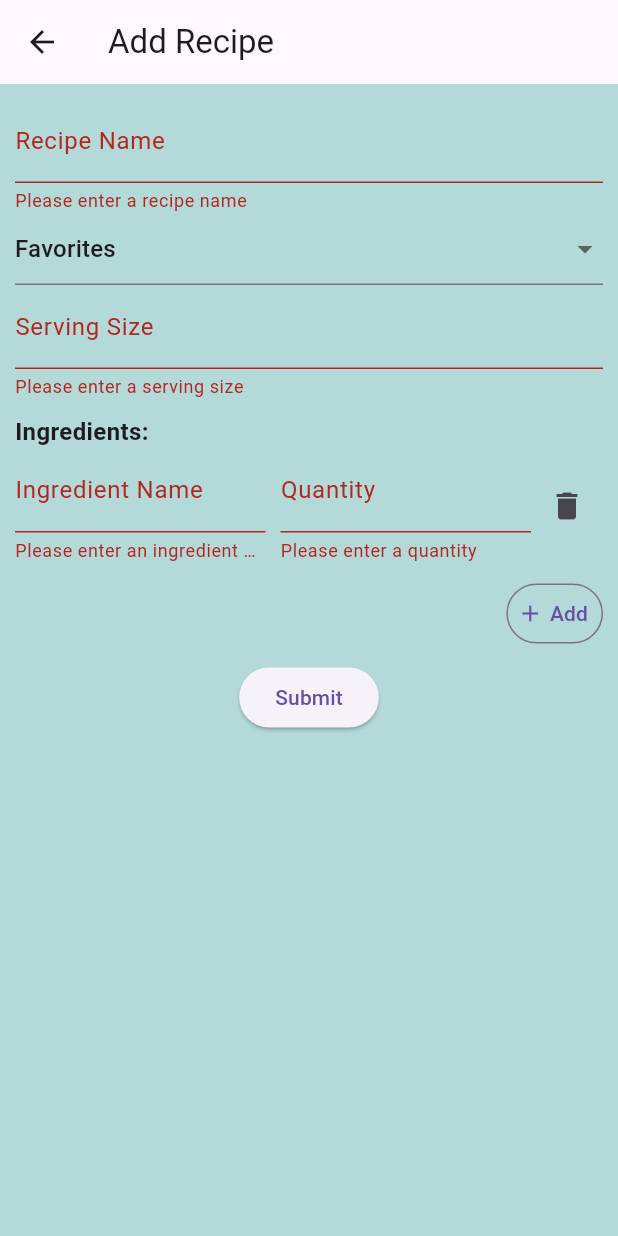
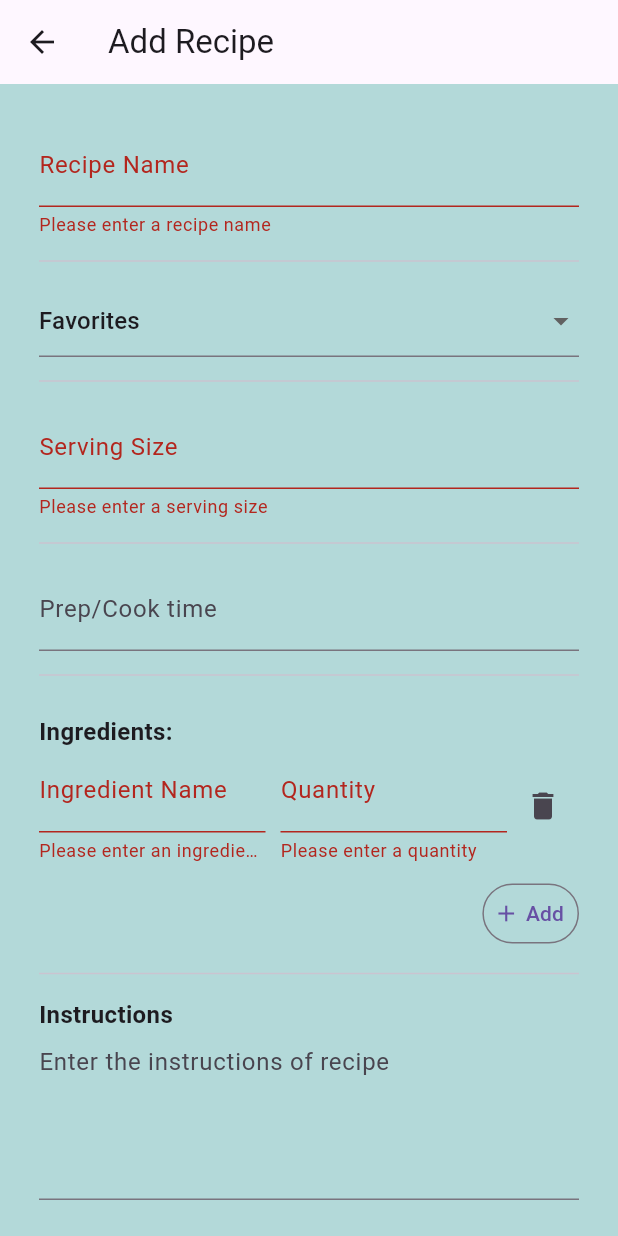
Before and after one commit to darlynvp/recipe-organizer, a Flutter app: the screen it shows after launch, item 2 of the bottom bar chosen, after a tap on "Submit", on a phone screen of 412 x 824 dp. Run offline on Flutter 3.47's test engine with Material 3 defaults, Android fonts, the light colour scheme and no system bars; network calls fail; Roboto replaces fonts that are missing (SF Pro).

Commit message:
updated add new recipe form and submit new recipe button

```diff
--- /dev/null
+++ b/devtools_options.yaml
@@ -0,0 +1,3 @@
+description: This file stores settings for Dart & Flutter DevTools.
+documentation: https://docs.flutter.dev/tools/devtools/extensions#configure-extension-enablement-states
+extensions:
--- a/lib/add_recipe_form.dart
+++ b/lib/add_recipe_form.dart
@@ -1,5 +1,8 @@
 import 'package:flutter/material.dart';
 import 'package:flutter/services.dart';
+import 'package:provider/provider.dart';
+import 'package:recipeorganizer/recipe.dart';
+import 'package:recipeorganizer/recipe_manager.dart';
 
 import 'data.dart';
 
@@ -12,6 +15,12 @@ class AddRecipeForm extends StatefulWidget {
 }
 
 class _AddRecipeFormState extends State<AddRecipeForm> {
+
+  final TextEditingController nameC = TextEditingController();
+  final TextEditingController servingsC = TextEditingController();
+  final TextEditingController cookTimeC = TextEditingController();
+  final TextEditingController instructionsC = TextEditingController();
+
 
   final _formKey = GlobalKey<FormState>();
   String? _selectedValue = chips[0];
@@ -28,8 +37,10 @@ class _AddRecipeFormState extends State<AddRecipeForm> {
           child: Form(
             key: _formKey,
             child: Column(
+              crossAxisAlignment: CrossAxisAlignment.start,
               children: [
-                TextFormField(                  // Recipe name input
+                TextFormField(
+                  controller: nameC,                // Recipe name input
                   decoration: const InputDecoration(
                     labelText: 'Recipe Name',
                   ),
@@ -40,6 +51,7 @@ class _AddRecipeFormState extends State<AddRecipeForm> {
                     return null;
                   },
                 ),
+                Divider(height: 32),
                 DropdownButtonFormField(        // Category selection
                   initialValue: _selectedValue,
                   items: chips.map((option) => DropdownMenuItem(
@@ -52,7 +64,9 @@ class _AddRecipeFormState extends State<AddRecipeForm> {
                     });
                   },
                 ),
-                TextFormField(                // Serving size input
+                Divider(height: 32),
+                TextFormField(
+                  controller: servingsC,             // Serving size input
                   decoration: const InputDecoration(
                     labelText: 'Serving Size',
                   ),
@@ -67,6 +81,14 @@ class _AddRecipeFormState extends State<AddRecipeForm> {
                     return null;
                   },
                 ),
+                Divider(height: 32),
+                TextFormField(
+                  controller: cookTimeC,
+                  decoration: const InputDecoration(
+                    labelText: 'Prep/Cook time'
+                  ),
+                ),
+                Divider(height: 32),
                 Container(
                   child: Padding(
                     padding: const EdgeInsets.fromLTRB(0, 10.0, 0, 0),
@@ -119,12 +141,39 @@ class _AddRecipeFormState extends State<AddRecipeForm> {
                     ),
                   ),
                 ),
+                Divider(height: 32),
+                const Text(
+                  'Instructions',
+                  style: TextStyle(
+                  fontSize: 16,
+                  fontWeight: FontWeight.bold,
+                  ),
+                ),
+                  TextFormField(
+                    controller: instructionsC,
+                    decoration: const InputDecoration(
+                      hintText: 'Enter the instructions of recipe',
+                    ),
+                    maxLines: 4,
+                  ),
+                  SizedBox(height: 24),
+
                 Padding(
                   padding: const EdgeInsets.all(8.0),
                   child: ElevatedButton(
                     onPressed: () {
                       if (_formKey.currentState!.validate()) {
                         // Process data
+                        final newRecipe = Recipe(
+                          name: nameC.text,
+                          type: _selectedValue ?? '',
+                          servings: servingsC.text,
+                          cookTime: cookTimeC.text,
+                          ingredients: ingredients,
+                          instructions: instructionsC.text,
+                        );
+                        Provider.of<RecipeManager>(context, listen:false).addRecipe(newRecipe);
+                        Navigator.pop(context);
                       }
                     },
                     child: const Text('Submit'),
@@ -138,18 +187,46 @@ class _AddRecipeFormState extends State<AddRecipeForm> {
     );
   }
 
+@override
+void dispose(){
+  nameC.dispose();
+  servingsC.dispose();
+  cookTimeC.dispose();
+  instructionsC.dispose();
+  super.dispose();
 }
 
+}
+
+
+
 class IngredientInput extends StatefulWidget {
-  const IngredientInput({Key? key, required this.ingredient, required this.onDelete}) : super(key: key);
   final Ingredient ingredient;
   final VoidCallback onDelete;
+  const IngredientInput({Key? key, required this.ingredient, required this.onDelete}) : super(key: key);
 
   @override
   State<IngredientInput> createState() => _IngredientInputState();
 }
 
 class _IngredientInputState extends State<IngredientInput> {
+  late TextEditingController nameController;
+  late TextEditingController quantityController;
+
+  @override
+  void initState(){
+    super.initState();
+    nameController = TextEditingController(text: widget.ingredient.name);
+    quantityController = TextEditingController(text:widget.ingredient.quantity);
+  }
+
+  @override
+  void dispose(){
+    nameController.dispose();
+    quantityController.dispose();
+    super.dispose();
+  }
+
 
   @override
   Widget build(BuildContext context) {
@@ -157,6 +234,7 @@ class _IngredientInputState extends State<IngredientInput> {
       children: [
         Expanded(
           child: TextFormField(
+            controller: nameController,
             decoration: const InputDecoration(
               labelText: 'Ingredient Name',
             ),
@@ -166,11 +244,13 @@ class _IngredientInputState extends State<IngredientInput> {
               }
               return null;
             },
+            onChanged: (value) => widget.ingredient.name = value,
           ),
         ),
         const SizedBox(width: 10),
         Expanded(
           child: TextFormField(
+            controller: quantityController,
             decoration: const InputDecoration(
               labelText: 'Quantity',
             ),
@@ -180,6 +260,7 @@ class _IngredientInputState extends State<IngredientInput> {
               }
               return null;
             },
+            onChanged: (value) => widget.ingredient.quantity = value,
           ),
         ),
         IconButton(onPressed: widget.onDelete, icon: Icon(Icons.delete))
@@ -187,10 +268,3 @@ class _IngredientInputState extends State<IngredientInput> {
     );
   }
 }
-
-class Ingredient {
-  String name;
-  String quantity;
-
-  Ingredient({required this.name, required this.quantity});
-}
--- a/lib/add_recipe_page.dart
+++ b/lib/add_recipe_page.dart
@@ -15,7 +15,8 @@ class _AddRecipePageState extends State<AddRecipePage> {
       appBar: AppBar(
         title: const Text('Add Recipe'),
       ),
-      body: const Center(
+      body: Padding(
+        padding: const EdgeInsets.all(16.0),
         child: AddRecipeForm(),
       ),
     );
--- a/lib/main.dart
+++ b/lib/main.dart
@@ -1,8 +1,15 @@
 import 'package:flutter/material.dart';
+import 'package:provider/provider.dart';
 import 'package:recipeorganizer/main_page.dart';
+import 'package:recipeorganizer/recipe_manager.dart';
 
 void main() {
-  runApp(const RecipeApp());
+  runApp(
+    ChangeNotifierProvider(
+      create: (_) => RecipeManager(),
+      child: RecipeApp()
+      ),
+  );
 }
 
 class RecipeApp extends StatelessWidget {
--- a/lib/main_page.dart
+++ b/lib/main_page.dart
@@ -1,11 +1,9 @@
 import 'package:flutter/material.dart';
+import 'package:provider/provider.dart';
+import 'package:recipeorganizer/recipe_manager.dart';
 
 import 'add_recipe_page.dart';
 import 'data.dart';
-
-//run with workspace
-//run with simulator
-//terminal: open -a Simulator then flutter run
 
 class MainPage extends StatefulWidget {
   const MainPage({Key? key}) : super(key: key);
@@ -141,7 +139,9 @@ class _MainPageState extends State<MainPage> {
           style: BorderStyle.solid,
         ),
         image: const DecorationImage(
-          image: NetworkImage('https://img.freepik.com/free-vector/cartoon-style-recipe-note-with-ingredients_52683-79718.jpg?semt=ais_hybrid&w=740&q=80'),
+          image: NetworkImage(
+            'https://img.freepik.com/free-vector/cartoon-style-recipe-note-with-ingredients_52683-79718.jpg?semt=ais_hybrid&w=740&q=80',
+          ),
           fit: BoxFit.cover,
         ),
       ),
@@ -189,11 +189,13 @@ class _MainPageState extends State<MainPage> {
   Widget _buildRecipeGrid() {
     return SizedBox(
       height: 200,
-      child: ListView.builder(
+      child: Consumer<RecipeManager>(
+        builder: (context, manager, child) {
+          return ListView.builder(
             scrollDirection: Axis.horizontal,
-        itemCount: recipes.length,
+            itemCount: manager.recipes.length,
             itemBuilder: (context, index) {
-          final recipe = recipes[index];
+              final recipe = manager.recipes[index];
               return Container(
                 width: 140,
                 margin: const EdgeInsets.only(right: 12),
@@ -204,15 +206,13 @@ class _MainPageState extends State<MainPage> {
                       height: 140,
                       decoration: BoxDecoration(
                         borderRadius: BorderRadius.circular(12),
-                    image: DecorationImage(
-                      image: NetworkImage(recipe['image']!),
-                      fit: BoxFit.cover,
+                        color: Colors.grey[200],
                       ),
-                  ),
+                      child: Center(child: Text(recipe.name)),
                     ),
                     const SizedBox(height: 8),
                     Text(
-                  recipe['category']!,
+                      recipe.type,
                       style: const TextStyle(
                         fontSize: 12,
                         color: Color(0xFF626C71),
@@ -220,7 +220,7 @@ class _MainPageState extends State<MainPage> {
                     ),
                     const SizedBox(height: 4),
                     Text(
-                  recipe['name']!,
+                      recipe.name,
                       style: const TextStyle(
                         fontSize: 14,
                         fontWeight: FontWeight.w600,
@@ -231,6 +231,8 @@ class _MainPageState extends State<MainPage> {
                 ),
               );
             },
+          );
+        },
       ),
     );
   }
@@ -239,7 +241,7 @@ class _MainPageState extends State<MainPage> {
     return Container(
       height: 80,
       decoration: BoxDecoration(
-        color: Color(0xFF21808D),
+        color: const Color(0xFF21808D),
         border: Border(
           top: BorderSide(color: Colors.grey.withOpacity(0.2)),
         ),
@@ -247,25 +249,32 @@ class _MainPageState extends State<MainPage> {
       child: Row(
         mainAxisAlignment: MainAxisAlignment.spaceAround,
         children: [
-          _buildNavItem(Icons.home, const MainPage(), 0),
-          _buildNavItem(Icons.add_circle_outline, const AddRecipePage(), 1),
-          _buildNavItem(Icons.person_outline, const MainPage(), 2),
+          _buildNavItem(Icons.home, 0),
+          _buildNavItem(Icons.add_circle_outline, 1),
+          _buildNavItem(Icons.person_outline, 2),
         ],
       ),
     );
   }
 
-  Widget _buildNavItem(IconData icon, Widget page, int index) {
+  Widget _buildNavItem(IconData icon, int index) {
     final isSelected = _selectedNav == index;
+
     return GestureDetector(
       onTap: () {
-        Navigator.push(context, MaterialPageRoute(builder: (context) => page));
-
+        if (index == 1) {
+          Navigator.push(
+            context,
+            MaterialPageRoute(builder: (_) => const AddRecipePage()),
+          );
+        } else {
+          setState(() => _selectedNav = index);
+        }
       },
       child: Icon(
         icon,
         size: 28,
-        color: isSelected ? Color(0xFF64FFDA) : Colors.white,
+        color: isSelected ? const Color(0xFF64FFDA) : Colors.white,
       ),
     );
   }
@@ -275,5 +284,4 @@ class _MainPageState extends State<MainPage> {
     _searchController.dispose();
     super.dispose();
   }
-
 }
--- /dev/null
+++ b/lib/recipe.dart
@@ -0,0 +1,29 @@
+//recipe variables- a model of a recipe
+
+class Ingredient{
+  String name;
+  String quantity;
+
+  Ingredient({required this.name, required this.quantity});
+}
+
+class Recipe{
+
+  final String name;
+  final String type;
+  final String servings;
+  final String cookTime;
+  final String instructions;
+  final List<Ingredient> ingredients;
+
+  Recipe({
+
+    required this.name,
+    required this.type,
+    required this.servings,
+    required this.cookTime,
+    required this.instructions,
+    required this.ingredients,
+  });
+
+}
--- /dev/null
+++ b/lib/recipe_manager.dart
@@ -0,0 +1,20 @@
+//stores all recipes added by user
+//recipes added will also be displayed to main page
+
+import 'package:flutter/material.dart';
+import 'package:recipeorganizer/recipe.dart';
+import 'package:provider/provider.dart';
+
+class RecipeManager extends ChangeNotifier{
+
+  final List<Recipe> _recipes = [];
+
+  List<Recipe> get recipes => _recipes;
+
+  void addRecipe(Recipe recipe){
+
+    _recipes.add(recipe);
+    notifyListeners();
+  }
+
+}
--- a/pubspec.yaml
+++ b/pubspec.yaml
@@ -34,6 +34,7 @@ dependencies:
   # The following adds the Cupertino Icons font to your application.
   # Use with the CupertinoIcons class for iOS style icons.
   cupertino_icons: ^1.0.8
+  provider: ^6.1.5+1
 
 dev_dependencies:
   flutter_test:
```
Also changed, not shown: pubspec.lock. Lines whose indentation alone changed are shown as unchanged.
